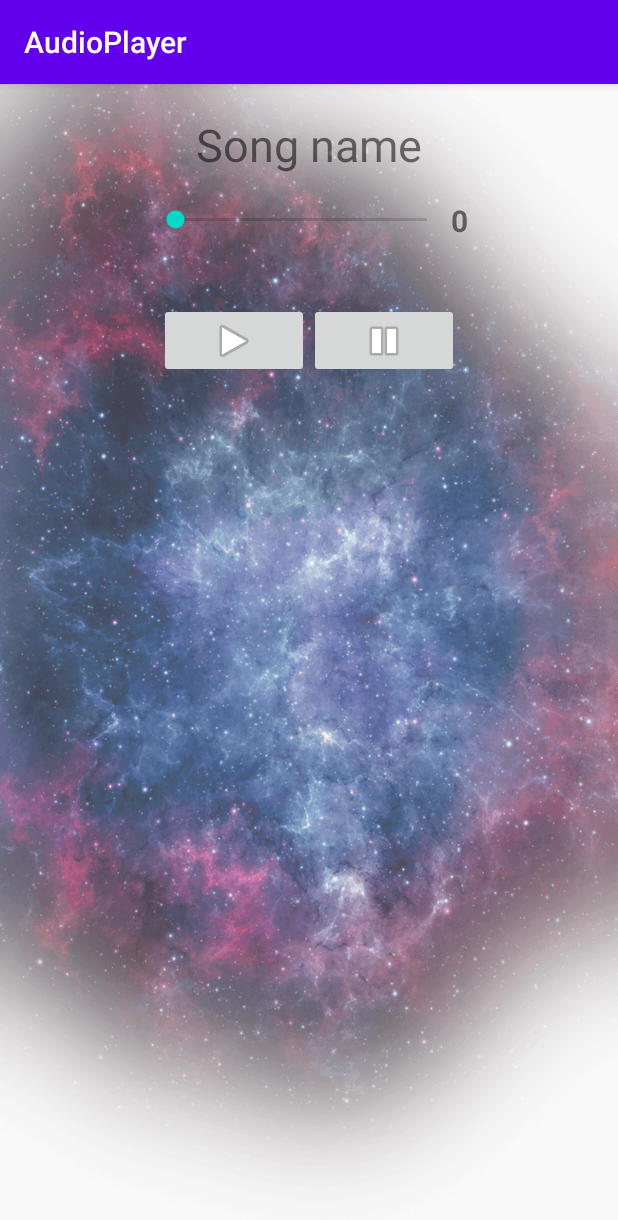
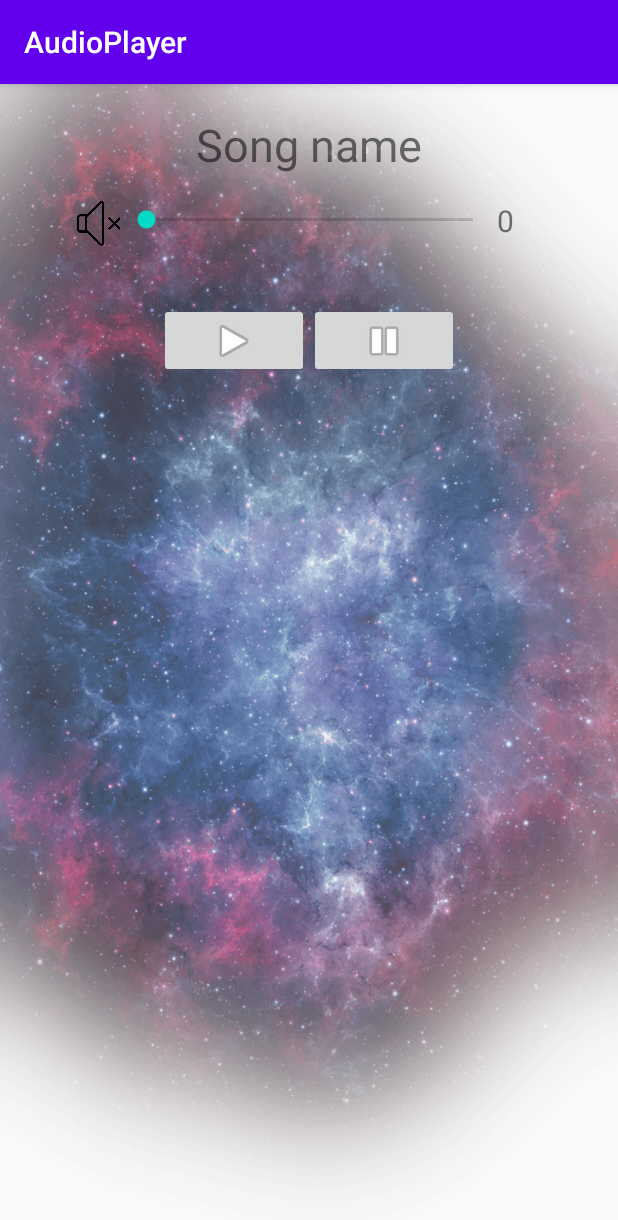
Before and after one commit to Harnet69/AudioPlayerAndroid, an Android app: the screen it shows after launch (MainActivity), on a phone screen of 412 x 824 dp. Shown: the top 1220 px of the screen. Run offline under Robolectric (Android 15) with nearby library versions, the phone set to English and light mode, and no system bars.

Commit message:
Mute btn was implemented

```diff
--- a/app/src/main/res/layout/activity_main.xml
+++ b/app/src/main/res/layout/activity_main.xml
@@ -47,10 +47,17 @@
         app:layout_constraintStart_toStartOf="parent"
         app:layout_constraintTop_toBottomOf="@+id/songInfoDisplay">
 
+        <Button
+            android:id="@+id/muteBtn"
+            android:layout_width="30dp"
+            android:layout_height="30dp"
+            android:layout_weight="1"
+            android:background="@drawable/mute_btn" />
+
         <SeekBar
             android:id="@+id/volumeControl"
-            android:layout_width="200dp"
-            android:layout_height="match_parent"
+            android:layout_width="250dp"
+            android:layout_height="50dp"
             tools:layout_conversion_absoluteHeight="50dp"
             tools:layout_conversion_absoluteWidth="250dp"
             tools:layout_editor_absoluteX="70dp"
@@ -58,11 +65,10 @@
 
         <TextView
             android:id="@+id/volumeLevelDisplay"
-            android:layout_width="wrap_content"
+            android:layout_width="30dp"
             android:layout_height="match_parent"
             android:gravity="center_vertical"
             android:textSize="20sp"
-            android:textStyle="bold"
             tools:layout_conversion_absoluteHeight="50dp"
             tools:layout_conversion_absoluteWidth="0dp"
             tools:layout_editor_absoluteX="420dp"
```
Also changed, not shown: app/src/main/res/drawable/mute_btn.png (renamed from app/src/main/res/drawable/muteBtn.png), app/src/main/res/drawable/unmute_btn.png (renamed from app/src/main/res/drawable/unmuteBtn.png).
